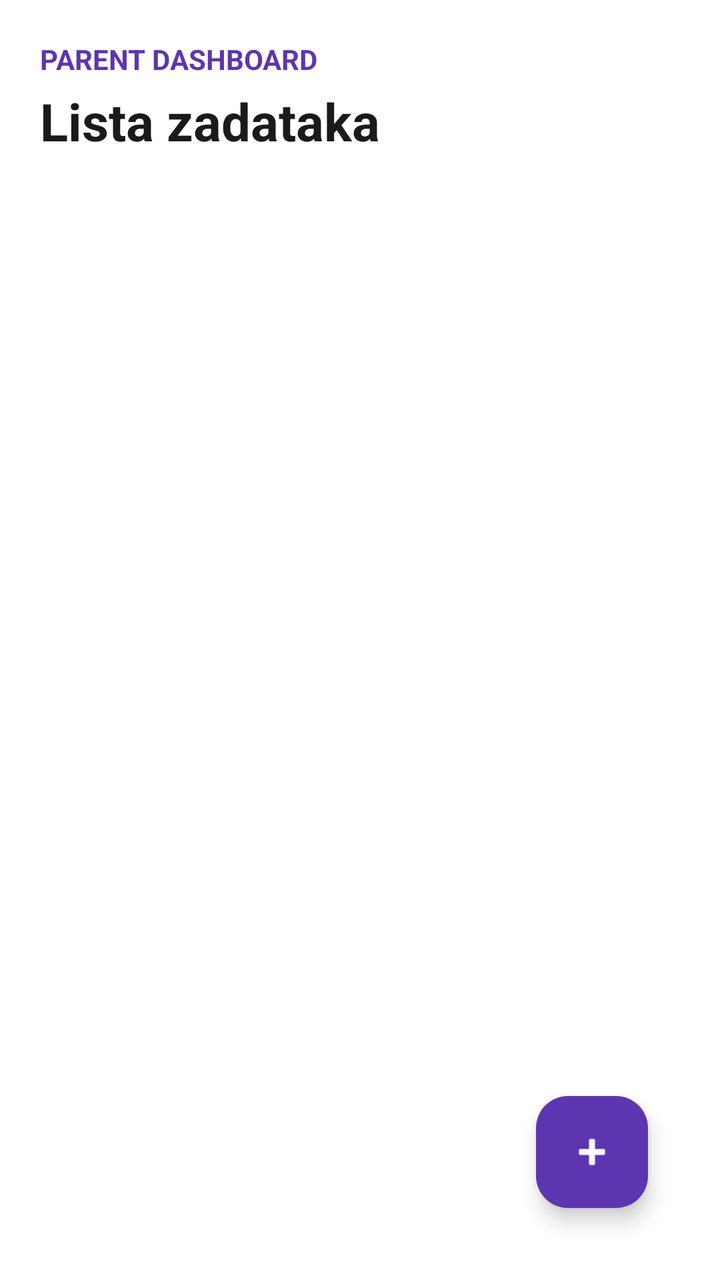
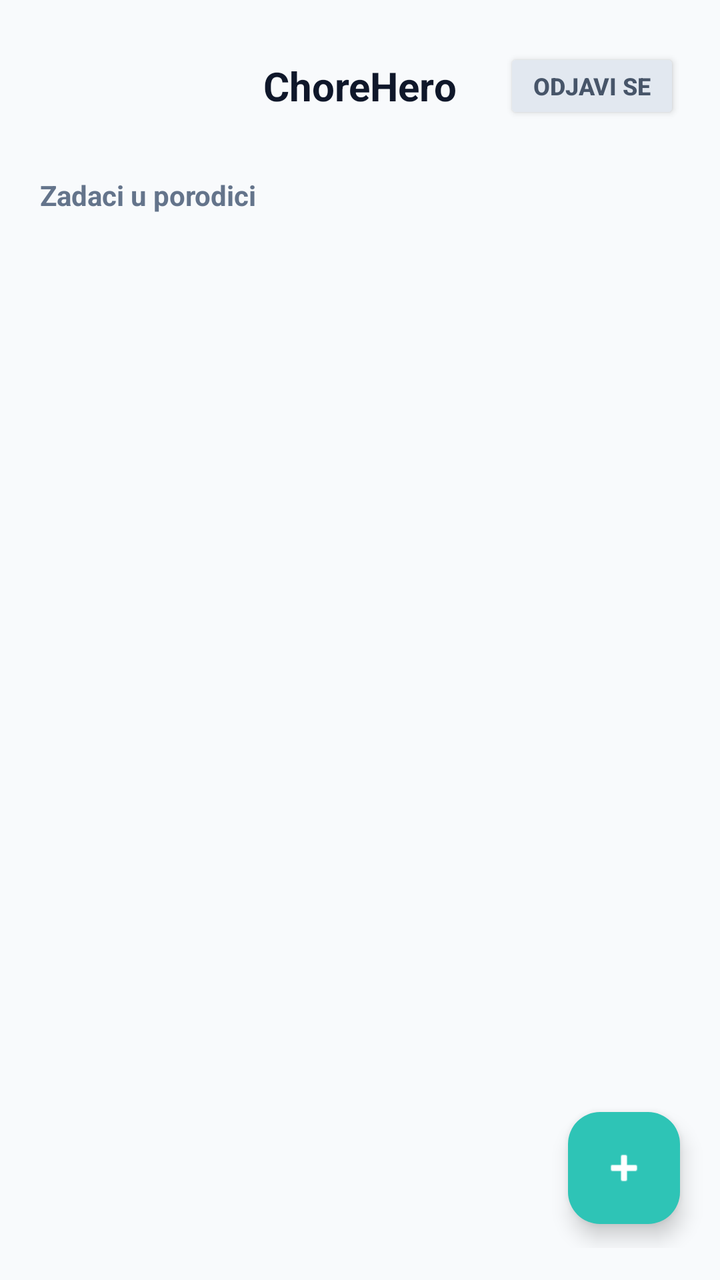

The first picture is an Android layout as it rendered before a commit; the second is the same layout after the commit. The layout source and the unified diff follow.
<!-- AndroidManifest.xml: application theme Theme.ChoreHero -->
<!-- res/layout/activity_parent_dashboard.xml -->
<?xml version="1.0" encoding="utf-8"?>
<RelativeLayout xmlns:android="http://schemas.android.com/apk/res/android"
    xmlns:app="http://schemas.android.com/apk/res-auto"
    xmlns:tools="http://schemas.android.com/tools"
    android:layout_width="match_parent"
    android:layout_height="match_parent"
    android:background="#FFFFFF"
    android:padding="20dp"
    tools:ignore="HardcodedText">

    <LinearLayout
        android:id="@+id/headerLayout"
        android:layout_width="match_parent"
        android:layout_height="wrap_content"
        android:orientation="vertical">

        <TextView
            android:id="@+id/tvWelcomeParent"
            android:layout_width="wrap_content"
            android:layout_height="wrap_content"
            android:text="PARENT DASHBOARD"
            android:textColor="#5E35B1"
            android:textSize="14sp"
            android:textStyle="bold" />

        <TextView
            android:layout_width="wrap_content"
            android:layout_height="wrap_content"
            android:layout_marginTop="4dp"
            android:text="Lista zadataka"
            android:textColor="#1A1A1A"
            android:textSize="26sp"
            android:textStyle="bold" />
    </LinearLayout>

    <androidx.recyclerview.widget.RecyclerView
        android:id="@+id/rvTasks"
        android:layout_width="match_parent"
        android:layout_height="match_parent"
        android:layout_above="@id/fabAddTask"
        android:layout_below="@id/headerLayout"
        android:layout_marginTop="20dp"
        android:clipToPadding="false"
        android:paddingBottom="16dp" />

    <com.google.android.material.floatingactionbutton.FloatingActionButton
        android:id="@+id/fabAddTask"
        android:layout_width="wrap_content"
        android:layout_height="wrap_content"
        android:layout_alignParentEnd="true"
        android:layout_alignParentBottom="true"
        android:layout_margin="16dp"
        android:contentDescription="Dodaj zadatak"
        android:src="@android:drawable/ic_input_add"
        app:backgroundTint="#5E35B1"
        app:tint="#FFFFFF" />

</RelativeLayout>
<!-- resources referenced by this layout -->
<resources>
  <style name="Theme.ChoreHero" parent="Base.Theme.ChoreHero" />
  <style name="Base.Theme.ChoreHero" parent="Theme.Material3.DayNight.NoActionBar">
          
          
      </style>
</resources>

<!-- the commit's change to res/layout/activity_parent_dashboard.xml (unified diff, before → after) -->
@@ -1,58 +1,85 @@
 <?xml version="1.0" encoding="utf-8"?>
 <RelativeLayout xmlns:android="http://schemas.android.com/apk/res/android"
     xmlns:app="http://schemas.android.com/apk/res-auto"
-    xmlns:tools="http://schemas.android.com/tools"
     android:layout_width="match_parent"
     android:layout_height="match_parent"
-    android:background="#FFFFFF"
-    android:padding="20dp"
-    tools:ignore="HardcodedText">
+    android:background="#F8FAFC"
+    android:fitsSystemWindows="true"
+    android:paddingTop="16dp"
+    android:paddingBottom="16dp">
 
-    <LinearLayout
-        android:id="@+id/headerLayout"
+    
+    <RelativeLayout
+        android:id="@+id/headerParent"
         android:layout_width="match_parent"
         android:layout_height="wrap_content"
-        android:orientation="vertical">
-
-        <TextView
-            android:id="@+id/tvWelcomeParent"
-            android:layout_width="wrap_content"
-            android:layout_height="wrap_content"
-            android:text="PARENT DASHBOARD"
-            android:textColor="#5E35B1"
-            android:textSize="14sp"
-            android:textStyle="bold" />
+        android:layout_alignParentTop="true"
+        android:layout_marginStart="20dp"
+        android:layout_marginTop="8dp"
+        android:layout_marginEnd="20dp"
+        android:layout_marginBottom="16dp">
 
         <TextView
             android:layout_width="wrap_content"
             android:layout_height="wrap_content"
-            android:layout_marginTop="4dp"
-            android:text="Lista zadataka"
-            android:textColor="#1A1A1A"
-            android:textSize="26sp"
+            android:layout_centerInParent="true"
+            android:text="ChoreHero"
+            android:textColor="#0F172A"
+            android:textSize="20sp"
             android:textStyle="bold" />
-    </LinearLayout>
 
+        <Button
+            android:id="@+id/btnLogoutParent"
+            android:layout_width="wrap_content"
+            android:layout_height="38dp"
+            android:layout_alignParentEnd="true"
+            android:layout_centerVertical="true"
+            android:backgroundTint="#E2E8F0"
+            android:paddingStart="14dp"
+            android:paddingEnd="14dp"
+            android:text="Odjavi se"
+            android:textColor="#475569"
+            android:textSize="12sp"
+            android:textStyle="bold" />
+    </RelativeLayout>
+
+    <TextView
+        android:id="@+id/tvParentHeader"
+        android:layout_width="wrap_content"
+        android:layout_height="wrap_content"
+        android:layout_below="@id/headerParent"
+        android:layout_marginStart="20dp"
+        android:layout_marginTop="10dp"
+        android:text="Zadaci u porodici"
+        android:textColor="#64748B"
+        android:textSize="14sp"
+        android:textStyle="bold" />
+
+    
     <androidx.recyclerview.widget.RecyclerView
-        android:id="@+id/rvTasks"
+        android:id="@+id/rvParentTasks"
         android:layout_width="match_parent"
         android:layout_height="match_parent"
-        android:layout_above="@id/fabAddTask"
-        android:layout_below="@id/headerLayout"
-        android:layout_marginTop="20dp"
+        android:layout_above="@id/fabAddParentTask"
+        android:layout_below="@id/tvParentHeader"
+        android:layout_marginTop="12dp"
         android:clipToPadding="false"
-        android:paddingBottom="16dp" />
+        android:paddingStart="20dp"
+        android:paddingEnd="20dp"
+        android:paddingBottom="80dp" />
 
+    
     <com.google.android.material.floatingactionbutton.FloatingActionButton
-        android:id="@+id/fabAddTask"
+        android:id="@+id/fabAddParentTask"
         android:layout_width="wrap_content"
         android:layout_height="wrap_content"
         android:layout_alignParentEnd="true"
         android:layout_alignParentBottom="true"
-        android:layout_margin="16dp"
+        android:layout_marginEnd="20dp"
+        android:layout_marginBottom="12dp"
         android:contentDescription="Dodaj zadatak"
         android:src="@android:drawable/ic_input_add"
-        app:backgroundTint="#5E35B1"
+        app:backgroundTint="#2EC4B6"
         app:tint="#FFFFFF" />
 
 </RelativeLayout>
